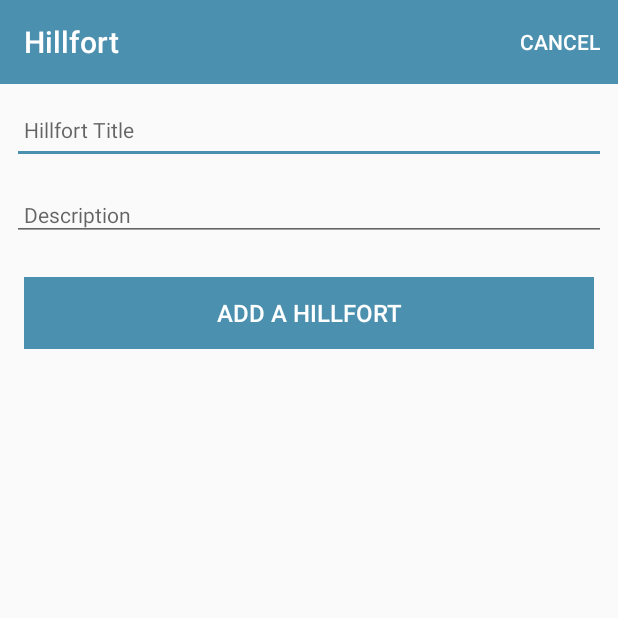
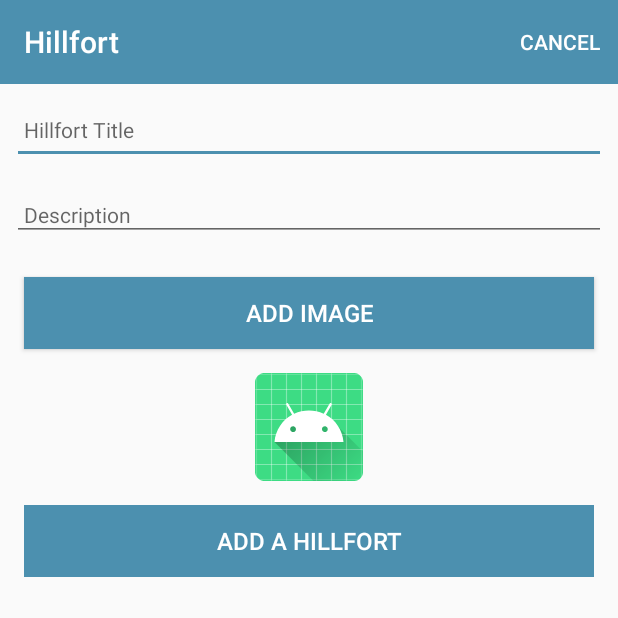
Before and after one commit to jmccannbarrow/Hillfort, an Android app: the HillfortActivity screen opened directly, with no data from a screen before it, on a phone screen of 412 x 824 dp, the top half of it. Run offline under Robolectric (Android 15) with nearby library versions, the phone set to English and light mode, and no system bars; 1 statement that could not run was skipped.

Commit message:
third commit adding images

```diff
--- a/app/src/main/java/org/wit/hillfort/activities/HillfortAdapter.kt
+++ b/app/src/main/java/org/wit/hillfort/activities/HillfortAdapter.kt
@@ -6,6 +6,7 @@ import android.view.ViewGroup
 import androidx.recyclerview.widget.RecyclerView
 import kotlinx.android.synthetic.main.card_hillfort.view.*
 import org.wit.hillfort.R
+import org.wit.hillfort.helpers.readImageFromPath
 import org.wit.hillfort.models.HillfortModel
 
 interface HillfortListener {
@@ -39,6 +40,7 @@ class HillfortAdapter constructor(
         fun bind(hillfort: HillfortModel, listener: HillfortListener) {
             itemView.hillfortTitle.text = hillfort.title
             itemView.description.text = hillfort.description
+            itemView.imageIcon.setImageBitmap(readImageFromPath(itemView.context, hillfort.image))
             itemView.setOnClickListener { listener.onHillfortClick(hillfort) }
         }
     }
--- a/app/src/main/java/org/wit/hillfort/models/HillfortMemStore.kt
+++ b/app/src/main/java/org/wit/hillfort/models/HillfortMemStore.kt
@@ -28,6 +28,7 @@ class HillfortMemStore : HillfortStore, AnkoLogger {
         if (foundHillfort != null) {
             foundHillfort.title = hillfort.title
             foundHillfort.description = hillfort.description
+            foundHillfort.image = hillfort.image
             logAll()
         }
     }
--- a/app/src/main/java/org/wit/hillfort/models/HillfortModel.kt
+++ b/app/src/main/java/org/wit/hillfort/models/HillfortModel.kt
@@ -6,4 +6,5 @@ import kotlinx.android.parcel.Parcelize
 @Parcelize
 data class HillfortModel(var id: Long = 0,
                           var title: String = "",
-                          var description: String = "") : Parcelable
+                          var description: String = "",
+                          var image: String = "") : Parcelable
--- a/app/src/main/res/layout/activity_hillfort.xml
+++ b/app/src/main/res/layout/activity_hillfort.xml
@@ -68,6 +68,25 @@
                     android:textSize="14sp" />
 
                 <Button
+                    android:id="@+id/chooseImage"
+                    android:layout_width="match_parent"
+                    android:layout_height="wrap_content"
+                    android:layout_margin="16dp"
+                    android:background="@color/colorAccent"
+                    android:paddingBottom="8dp"
+                    android:paddingTop="8dp"
+                    android:text="@string/button_addImage"
+                    android:textColor="@color/colorPrimary"
+                    android:textSize="16sp"/>
+
+                <ImageView
+                    android:id="@+id/hillfortImage"
+                    android:layout_width="match_parent"
+                    android:layout_height="wrap_content"
+                    app:srcCompat="@mipmap/ic_launcher"/>
+
+
+                <Button
                     android:id="@+id/btnAdd"
                     android:layout_width="match_parent"
                     android:layout_height="wrap_content"
@@ -79,6 +98,11 @@
                     android:text="@string/button_addHillfort"
                     android:textColor="@color/colorPrimary"
                     android:textSize="16sp" />
+
+
+
+
+
             </LinearLayout>
         </ScrollView>
 
--- a/app/src/main/res/values/strings.xml
+++ b/app/src/main/res/values/strings.xml
@@ -7,4 +7,7 @@
     <string name="menu_cancelHillfort">Cancel</string>
     <string name="enter_hillfort_title"> Please enter a Hillfort Title </string>
     <string name="save_hillfort"> Save Hillfort </string>
+    <string name="button_addImage"> Add Image </string>
+    <string name="change_hillfort_image">Change hillfort image</string>
+    <string name="select_hillfort_image">Select hillfort image</string>
 </resources>
```
Also changed, not shown: app/src/main/java/org/wit/hillfort/activities/HillfortActivity.kt (+28 -0 lines), app/src/main/java/org/wit/hillfort/activities/HillfortListActivity.kt (+12 -0 lines), app/src/main/java/org/wit/hillfort/helpers/ImageHelpers.kt (added, +48 -0 lines), app/src/main/res/layout/card_hillfort.xml (+13 -2 lines).
